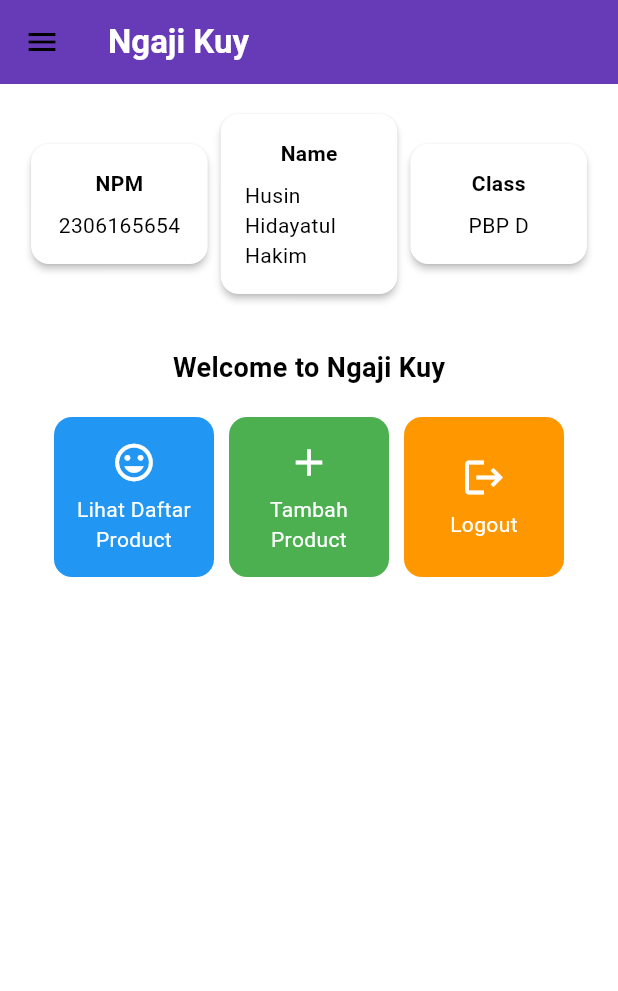
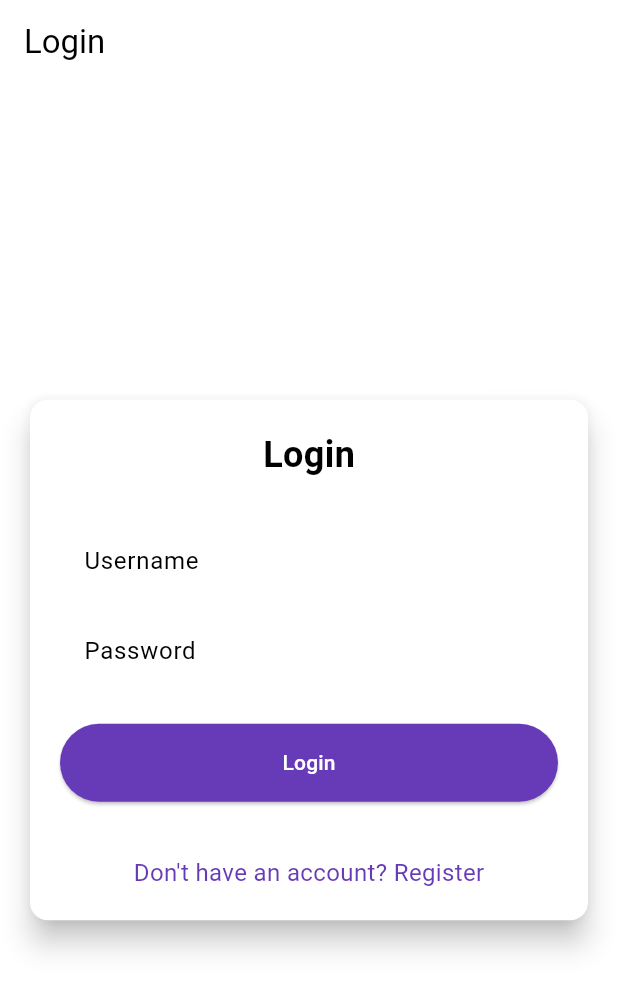
Before and after one commit to HusinHakim/ngaji-kuy-mobile, a Flutter app: the screen it shows after launch, on a phone screen of 412 x 824 dp. Shown: the top 991 px of the screen. Run offline on Flutter 3.47's test engine with Material 3 defaults, Android fonts, the light colour scheme and no system bars; missing offline and left inert: pbp_django_auth.

Commit message:
tugas 9 kelar

```diff
--- a/lib/main.dart
+++ b/lib/main.dart
@@ -1,5 +1,7 @@
 import 'package:flutter/material.dart';
-import 'package:ngaji_kuy/screens/list.dart';
+import 'package:pbp_django_auth/pbp_django_auth.dart';
+import 'package:provider/provider.dart';
+import 'package:ngaji_kuy/screens/login.dart';
 
 void main() {
   runApp(const MyApp());
@@ -7,16 +9,24 @@
 
 class MyApp extends StatelessWidget {
   const MyApp({super.key});
+
   @override
   Widget build(BuildContext context) {
-    return MaterialApp(
-      title: 'Ngaji Kuy',
-      theme: ThemeData(
-    colorScheme: ColorScheme.fromSwatch(primarySwatch: Colors.deepPurple,).copyWith(secondary: Colors.deepPurple[400]),
-        useMaterial3: true,
+    return Provider(
+      create: (_) {
+        CookieRequest request = CookieRequest();
+        return request;
+      },
+      child: MaterialApp(
+        title: 'Ngaji Kuy',
+        theme: ThemeData(
+          useMaterial3: true,
+          colorScheme: ColorScheme.fromSwatch(
+            primarySwatch: Colors.deepPurple,
+          ).copyWith(secondary: Colors.deepPurple[400]),
+        ),
+        home: const LoginPage(),
       ),
-      debugShowCheckedModeBanner: false,
-      home: MyHomePage(),
     );
   }
 }
--- a/lib/screens/list.dart
+++ b/lib/screens/list.dart
@@ -4,7 +4,7 @@ import 'package:ngaji_kuy/widgets/product_card.dart';
 
 class MyHomePage extends StatelessWidget {
   MyHomePage({super.key});
-  final String npm = '2306165654';
+  final String npm = '2306152481';
   final String name = 'Husin Hidayatul Hakim';
   final String className = 'PBP D';
 
--- /dev/null
+++ b/lib/screens/login.dart
@@ -0,0 +1,176 @@
+import 'package:ngaji_kuy/screens/list.dart';
+import 'package:flutter/material.dart';
+import 'package:pbp_django_auth/pbp_django_auth.dart';
+import 'package:provider/provider.dart';
+import 'package:ngaji_kuy/screens/register.dart';
+
+void main() {
+  runApp(const LoginApp());
+}
+
+class LoginApp extends StatelessWidget {
+  const LoginApp({super.key});
+
+  @override
+  Widget build(BuildContext context) {
+    return MaterialApp(
+      title: 'Login',
+      theme: ThemeData(
+        useMaterial3: true,
+        colorScheme: ColorScheme.fromSwatch(
+          primarySwatch: Colors.deepPurple,
+        ).copyWith(secondary: Colors.deepPurple[400]),
+      ),
+      home: const LoginPage(),
+    );
+  }
+}
+
+class LoginPage extends StatefulWidget {
+  const LoginPage({super.key});
+
+  @override
+  State<LoginPage> createState() => _LoginPageState();
+}
+
+class _LoginPageState extends State<LoginPage> {
+  final TextEditingController _usernameController = TextEditingController();
+  final TextEditingController _passwordController = TextEditingController();
+
+  @override
+  Widget build(BuildContext context) {
+    final request = context.watch<CookieRequest>();
+
+    return Scaffold(
+      appBar: AppBar(
+        title: const Text('Login'),
+      ),
+      body: Center(
+        child: SingleChildScrollView(
+          padding: const EdgeInsets.all(16.0),
+          child: Card(
+            elevation: 8,
+            shape: RoundedRectangleBorder(
+              borderRadius: BorderRadius.circular(12.0),
+            ),
+            child: Padding(
+              padding: const EdgeInsets.all(20.0),
+              child: Column(
+                mainAxisSize: MainAxisSize.min,
+                children: [
+                  const Text(
+                    'Login',
+                    style: TextStyle(
+                      fontSize: 24.0,
+                      fontWeight: FontWeight.bold,
+                    ),
+                  ),
+                  const SizedBox(height: 30.0),
+                  TextField(
+                    controller: _usernameController,
+                    decoration: const InputDecoration(
+                      labelText: 'Username',
+                      hintText: 'Enter your username',
+                      border: OutlineInputBorder(
+                        borderRadius: BorderRadius.all(Radius.circular(12.0)),
+                      ),
+                      contentPadding:
+                          EdgeInsets.symmetric(horizontal: 12.0, vertical: 8.0),
+                    ),
+                  ),
+                  const SizedBox(height: 12.0),
+                  TextField(
+                    controller: _passwordController,
+                    decoration: const InputDecoration(
+                      labelText: 'Password',
+                      hintText: 'Enter your password',
+                      border: OutlineInputBorder(
+                        borderRadius: BorderRadius.all(Radius.circular(12.0)),
+                      ),
+                      contentPadding:
+                          EdgeInsets.symmetric(horizontal: 12.0, vertical: 8.0),
+                    ),
+                    obscureText: true,
+                  ),
+                  const SizedBox(height: 24.0),
+                  ElevatedButton(
+                    onPressed: () async {
+                      String username = _usernameController.text;
+                      String password = _passwordController.text;
+                      final response = await request
+                          .login("http://127.0.0.1:8000/auth/login/", {
+                        'username': username,
+                        'password': password,
+                      });
+
+                      if (request.loggedIn) {
+                        String message = response['message'];
+                        String uname = response['username'];
+                        if (context.mounted) {
+                          Navigator.pushReplacement(
+                            context,
+                            MaterialPageRoute(
+                                builder: (context) => MyHomePage()),
+                          );
+                          ScaffoldMessenger.of(context)
+                            ..hideCurrentSnackBar()
+                            ..showSnackBar(
+                              SnackBar(
+                                  content:
+                                      Text("$message Selamat datang, $uname.")),
+                            );
+                        }
+                      } else {
+                        if (context.mounted) {
+                          showDialog(
+                            context: context,
+                            builder: (context) => AlertDialog(
+                              title: const Text('Login Gagal'),
+                              content: Text(response['message']),
+                              actions: [
+                                TextButton(
+                                  child: const Text('OK'),
+                                  onPressed: () {
+                                    Navigator.pop(context);
+                                  },
+                                ),
+                              ],
+                            ),
+                          );
+                        }
+                      }
+                    },
+                    style: ElevatedButton.styleFrom(
+                      foregroundColor: Colors.white,
+                      minimumSize: Size(double.infinity, 50),
+                      backgroundColor: Theme.of(context).colorScheme.primary,
+                      padding: const EdgeInsets.symmetric(vertical: 16.0),
+                    ),
+                    child: const Text('Login'),
+                  ),
+                  const SizedBox(height: 36.0),
+                  GestureDetector(
+                    onTap: () {
+                      Navigator.push(
+                        context,
+                        MaterialPageRoute(
+                            builder: (context) => const RegisterPage()),
+                      );
+                    },
+                    child: Text(
+                      'Don\'t have an account? Register',
+                      style: TextStyle(
+                        color: Theme.of(context).colorScheme.primary,
+                        fontSize: 16.0,
+                      ),
+                    ),
+                  ),
+                ],
+              ),
+            ),
+          ),
+        ),
+      ),
+    );
+  }
+}
--- a/pubspec.yaml
+++ b/pubspec.yaml
@@ -35,6 +35,9 @@ dependencies:
   # The following adds the Cupertino Icons font to your application.
   # Use with the CupertinoIcons class for iOS style icons.
   cupertino_icons: ^1.0.8
+  provider: ^6.1.2
+  pbp_django_auth: ^0.4.0
+  http: ^1.2.2
 
 dev_dependencies:
   flutter_test:
```
Also changed, not shown: lib/models/product_entry.dart (added, +73 -0 lines), lib/screens/list_productentry.dart (added, +108 -0 lines), lib/screens/product_detail.dart (added, +39 -0 lines), lib/screens/productentry_form.dart (+57 -41 lines), lib/screens/register.dart (added, +161 -0 lines), lib/widgets/left_drawer.dart (+14 -1 lines), lib/widgets/product_card.dart (+10 -0 lines), pubspec.lock, 3 other files.
